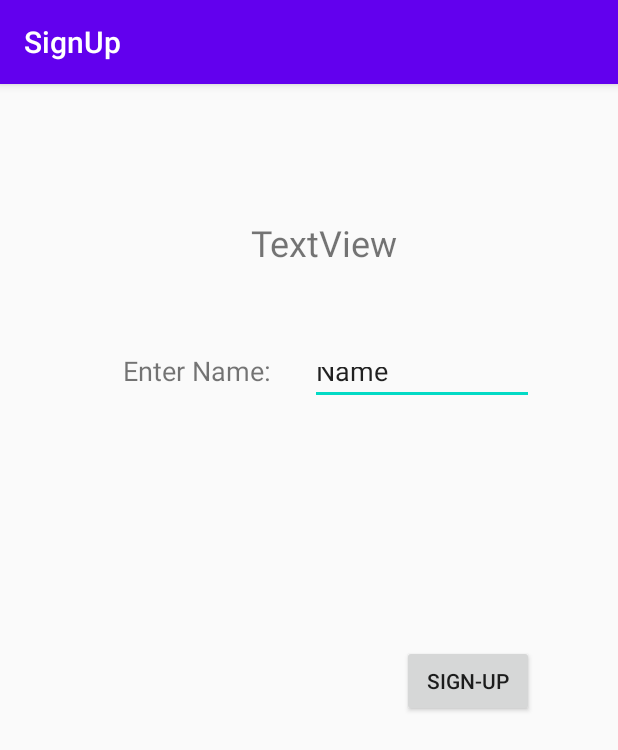
After one commit to FluffyCherub/gee301_project, an Android app: the SignUp screen opened directly, with no data from a screen before it, on a phone screen of 412 x 824 dp. The commit adds this screen. Shown: the top 750 px of the screen. Run offline under Robolectric (Android 15) with nearby library versions, the phone set to English and light mode, and no system bars.

Commit message:
Sign-up Added

```diff
--- a/app/build.gradle
+++ b/app/build.gradle
@@ -32,7 +32,9 @@ dependencies {
     implementation 'androidx.navigation:navigation-fragment:2.3.3'
     implementation 'androidx.navigation:navigation-ui:2.3.3'
     implementation 'androidx.preference:preference:1.1.0-rc01'
+    implementation 'androidx.wear:wear:1.0.0'
     testImplementation 'junit:junit:4.12'
     androidTestImplementation 'androidx.test.ext:junit:1.1.2'
     androidTestImplementation 'androidx.test.espresso:espresso-core:3.3.0'
+    compileOnly 'com.google.android.wearable:wearable:2.6.0'
 }
--- a/app/src/main/java/com/example/gee301_app_active/connect.java
+++ b/app/src/main/java/com/example/gee301_app_active/connect.java
@@ -1,4 +1,6 @@
 package com.example.gee301_app_active;
+
+import org.json.JSONObject;
 
 import java.io.DataInputStream;
 import java.io.DataOutputStream;
--- /dev/null
+++ b/app/src/main/res/layout/activity_sign_up.xml
@@ -0,0 +1,54 @@
+<?xml version="1.0" encoding="utf-8"?>
+<androidx.constraintlayout.widget.ConstraintLayout xmlns:android="http://schemas.android.com/apk/res/android"
+    xmlns:app="http://schemas.android.com/apk/res-auto"
+    xmlns:tools="http://schemas.android.com/tools"
+    android:id="@+id/activity_sign_up"
+    android:layout_width="match_parent"
+    android:layout_height="match_parent">
+
+    <TextView
+        android:id="@+id/Greeting"
+        android:layout_width="280dp"
+        android:layout_height="61dp"
+        android:layout_marginStart="76dp"
+        android:layout_marginTop="89dp"
+        android:text="TextView"
+        android:textAlignment="center"
+        android:textSize="24sp"
+        app:layout_constraintStart_toStartOf="parent"
+        app:layout_constraintTop_toTopOf="parent"
+        tools:text="Hello!" />
+
+    <TextView
+        android:id="@+id/Name"
+        android:layout_width="111dp"
+        android:layout_height="35dp"
+        android:layout_marginTop="28dp"
+        android:text="Enter Name:"
+        android:textAlignment="center"
+        android:textSize="18sp"
+        app:layout_constraintEnd_toStartOf="@+id/editName"
+        app:layout_constraintHorizontal_bias="0.0"
+        app:layout_constraintStart_toStartOf="@+id/Greeting"
+        app:layout_constraintTop_toBottomOf="@+id/Greeting" />
+
+    <EditText
+        android:id="@+id/editName"
+        android:layout_width="149dp"
+        android:layout_height="35dp"
+        android:layout_marginTop="28dp"
+        android:ems="10"
+        android:inputType="textPersonName"
+        android:text="Name"
+        app:layout_constraintEnd_toEndOf="@+id/Greeting"
+        app:layout_constraintTop_toBottomOf="@+id/Greeting" />
+
+    <Button
+        android:id="@+id/button_signup"
+        android:layout_width="wrap_content"
+        android:layout_height="wrap_content"
+        android:layout_marginTop="160dp"
+        android:text="Sign-Up"
+        app:layout_constraintEnd_toEndOf="@+id/editName"
+        app:layout_constraintTop_toBottomOf="@+id/editName" />
+</androidx.constraintlayout.widget.ConstraintLayout>
--- a/app/src/main/res/menu/main.xml
+++ b/app/src/main/res/menu/main.xml
@@ -5,6 +5,9 @@
         android:id="@+id/activity_login"
         android:title="@string/login_details" />
     <item
+        android:id="@+id/activity_signup"
+        android:title="@string/sign" />
+    <item
         android:id="@+id/action_settings"
         android:title="@string/action_settings" />
 </menu>
--- /dev/null
+++ b/app/src/main/res/values-round/strings.xml
@@ -0,0 +1,3 @@
+<resources>
+    <string name="hello_world">Hello Round World!</string>
+</resources>
--- a/build.gradle
+++ b/build.gradle
@@ -8,7 +8,7 @@ buildscript {
 
     }
     dependencies {
-        classpath 'com.android.tools.build:gradle:3.6.3'
+        classpath 'com.android.tools.build:gradle:4.1.3'
 
 
         // NOTE: Do not place your application dependencies here; they belong
```
Also changed, not shown: app/src/main/AndroidManifest.xml (+31 -2 lines), app/src/main/java/com/example/gee301_app_active/MainActivity.java (+7 -0 lines), app/src/main/java/com/example/gee301_app_active/SignUp.java (added, +141 -0 lines), app/src/main/java/com/example/gee301_app_active/login_activity.java (+9 -13 lines), app/src/main/res/layout/login_ui.xml (+13 -1 lines), app/src/main/res/values/dimens.xml (+12 -0 lines), app/src/main/res/values/strings.xml (+7 -0 lines), gradle/wrapper/gradle-wrapper.properties.
